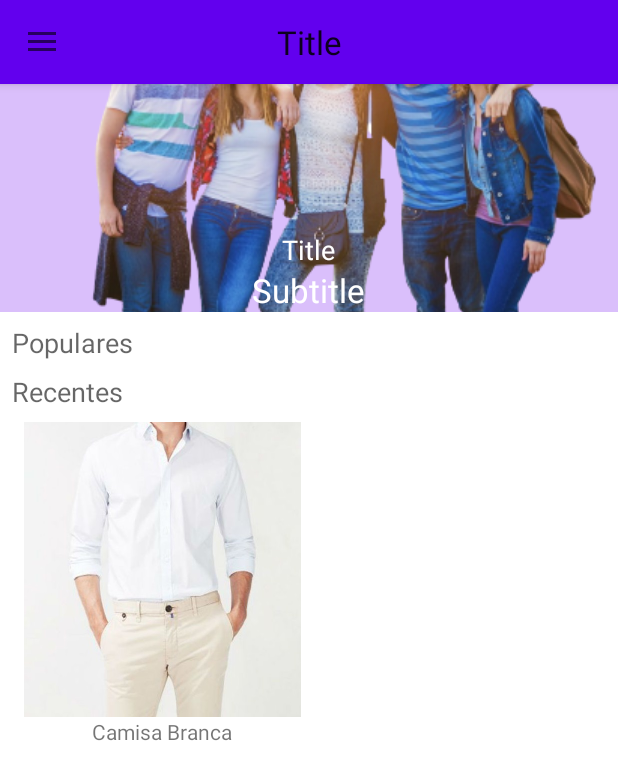
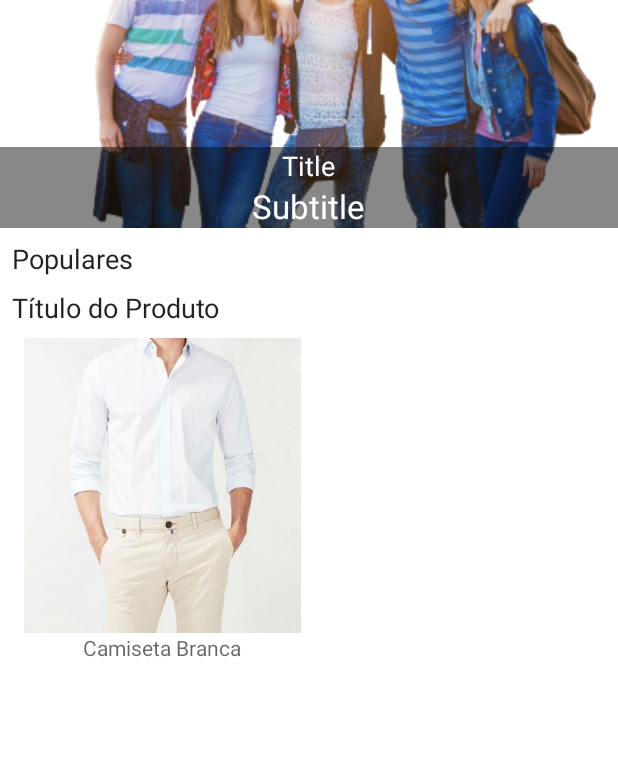
Before and after one commit to elias-ssouza/Loja-Virtual, an Android app: the screen it shows after launch (MainActivity), on a phone screen of 412 x 824 dp. Shown: the top 780 px of the screen. Run offline under Robolectric (Android 15) with nearby library versions, the phone set to English and light mode, and no system bars.

Commit message:
alteração na activity_main.xml e criação do model e adapter de categoria do produto

```diff
--- a/app/build.gradle
+++ b/app/build.gradle
@@ -39,9 +39,12 @@ dependencies {
     implementation 'androidx.core:core-ktx:1.7.0'
     implementation 'androidx.appcompat:appcompat:1.5.1'
     implementation 'com.google.android.material:material:1.6.1'
+
     implementation 'androidx.constraintlayout:constraintlayout:2.1.4'
     implementation 'androidx.navigation:navigation-fragment-ktx:2.5.2'
     implementation 'androidx.navigation:navigation-ui-ktx:2.5.2'
+    implementation 'androidx.cardview:cardview:1.0.0'
+    implementation 'androidx.recyclerview:recyclerview:1.0.0'
     testImplementation 'junit:junit:4.13.2'
     androidTestImplementation 'androidx.test.ext:junit:1.1.3'
     androidTestImplementation 'androidx.test.espresso:espresso-core:3.4.0'
--- a/app/src/main/java/com/example/lojavirtual/MainActivity.kt
+++ b/app/src/main/java/com/example/lojavirtual/MainActivity.kt
@@ -3,40 +3,17 @@ package com.example.lojavirtual
 import android.content.Intent
 import androidx.appcompat.app.AppCompatActivity
 import android.os.Bundle
-import android.view.MenuItem
-import android.widget.Toast
-import androidx.appcompat.app.ActionBarDrawerToggle
-import androidx.appcompat.widget.Toolbar
-import androidx.core.view.GravityCompat
-import androidx.drawerlayout.widget.DrawerLayout
-import androidx.navigation.Navigation
 import com.example.lojavirtual.databinding.ActivityMainBinding
-import com.google.android.material.navigation.NavigationView
 
 
-class MainActivity : AppCompatActivity(), NavigationView.OnNavigationItemSelectedListener {
+class MainActivity : AppCompatActivity() {
 
-    lateinit var toolbar: Toolbar
-    lateinit var drawerLayout: DrawerLayout
-    lateinit var navigationView: NavigationView
     private val binding by lazy { ActivityMainBinding.inflate(layoutInflater)}
 
     override fun onCreate(savedInstanceState: Bundle?) {
         super.onCreate(savedInstanceState)
         setContentView(binding.root)
         insertListeners()
-
-        toolbar = findViewById(R.id.toolbar)
-        drawerLayout = findViewById(R.id.nav_drawer_layout)
-
-        val toogle: ActionBarDrawerToggle = ActionBarDrawerToggle(this,drawerLayout, toolbar,
-                    R.string.toogle_open,R.string.toogle_close)
-        drawerLayout.addDrawerListener(toogle)
-
-        toogle.syncState()
-
-        navigationView = findViewById(R.id.nav_view)
-        navigationView.setNavigationItemSelectedListener(this)
     }
 
     private fun insertListeners (){
@@ -45,26 +22,4 @@ class MainActivity : AppCompatActivity(), NavigationView.OnNavigationItemSelecte
             startActivity(intent)
         }
     }
-
-    override fun onBackPressed(){
-        if (drawerLayout.isDrawerOpen(GravityCompat.START))
-            drawerLayout.closeDrawer(GravityCompat.START)
-        else
-            super.onBackPressed()
-    }
-
-    override fun onNavigationItemSelected(item: MenuItem): Boolean {
-
-        when (item.itemId) {
-            R.id.nav_home -> Toast.makeText(this, "Página Inicial", Toast.LENGTH_LONG).show()
-            R.id.nav_category -> Toast.makeText(this, "Categoria", Toast.LENGTH_LONG).show()
-            R.id.nav_orders -> Toast.makeText(this, "Meus Pedidos", Toast.LENGTH_LONG).show()
-            R.id.nav_cart -> Toast.makeText(this, "Meu Carrinho", Toast.LENGTH_LONG).show()
-            R.id.nav_logout -> Toast.makeText(this, "Sair", Toast.LENGTH_LONG).show()
-        }
-
-        drawerLayout.closeDrawer(GravityCompat.START)
-
-        return true
-    }
 }
--- /dev/null
+++ b/app/src/main/java/com/example/lojavirtual/model/ProductCategory.kt
@@ -0,0 +1,3 @@
+package com.example.lojavirtual.model
+
+data class ProductCategory (val id: String, val title: String)
--- a/app/src/main/res/layout/activity_main.xml
+++ b/app/src/main/res/layout/activity_main.xml
@@ -2,8 +2,8 @@
 
 <androidx.drawerlayout.widget.DrawerLayout
     xmlns:android="http://schemas.android.com/apk/res/android"
+    xmlns:tools="http://schemas.android.com/tools"
     xmlns:app="http://schemas.android.com/apk/res-auto"
-    xmlns:tools="http://schemas.android.com/tools"
     android:id="@+id/nav_drawer_layout"
     android:layout_width="match_parent"
     android:layout_height="match_parent"
@@ -13,26 +13,14 @@
         android:layout_width="match_parent"
         android:layout_height="match_parent">
 
-        <com.google.android.material.appbar.AppBarLayout
-            android:layout_width="match_parent"
-            android:layout_height="wrap_content">
-
-            <include
-                layout="@layout/menu_toolbar_layout"
-                android:layout_width="match_parent"
-                android:layout_height="?attr/actionBarSize"/>
-
-        </com.google.android.material.appbar.AppBarLayout>
-
         <androidx.core.widget.NestedScrollView
             android:layout_width="match_parent"
             android:layout_height="match_parent"
             app:layout_behavior="@string/appbar_scrolling_view_behavior">
 
-
             <LinearLayout
                 android:layout_width="match_parent"
-                android:layout_height="wrap_content"
+                android:layout_height="match_parent"
                 tools:context=".MainActivity"
                 android:orientation="vertical">
 
@@ -42,39 +30,40 @@
                     android:layout_weight="2">
 
                     <ImageView
-                        android:id="@+id/iv_slider"
+                        android:id="@+id/iv_slider_img"
                         android:layout_width="match_parent"
                         android:layout_height="wrap_content"
-                        android:adjustViewBounds="true"
+                        android:src="@drawable/main"
                         android:scaleType="centerCrop"
-                        android:src="@drawable/main"
-                        android:background="@color/purple_50" />
+                        android:adjustViewBounds="true"/>
 
                     <LinearLayout
                         android:layout_width="match_parent"
                         android:layout_height="match_parent"
-                        android:layout_alignBottom="@id/iv_slider"
+                        android:orientation="vertical"
+                        android:background="#77000000"
+                        android:layout_alignBottom="@id/iv_slider_img"
                         android:layout_centerInParent="true"
-                        android:gravity="center"
-                        android:orientation="vertical">
+                        android:gravity="center">
 
                         <TextView
-                            android:id="@+id/tv_title"
+                            android:id="@+id/tv_slider_title"
                             android:layout_width="wrap_content"
                             android:layout_height="wrap_content"
                             android:text="@string/title"
-                            android:textAppearance="@style/TextAppearance.AppCompat.Medium"
-                            android:textColor="@color/white" />
+                            android:textColor="@android:color/white"
+                            android:textAppearance="@android:style/TextAppearance.Medium"/>
 
                         <TextView
-                            android:id="@+id/tv_subtitle"
+                            android:id="@+id/tv_slider_subtitle"
                             android:layout_width="wrap_content"
                             android:layout_height="wrap_content"
                             android:text="@string/subtitle"
-                            android:textAppearance="@style/TextAppearance.AppCompat.Large"
-                            android:textColor="@color/white" />
+                            android:textColor="@android:color/white"
+                            android:textAppearance="@android:style/TextAppearance.Large"/>
 
                     </LinearLayout>
+
                 </RelativeLayout>
 
                 <LinearLayout
@@ -89,7 +78,8 @@
                         android:layout_width="match_parent"
                         android:layout_height="wrap_content"
                         android:text="@string/popular"
-                        android:textAppearance="@style/TextAppearance.AppCompat.Medium" />
+                        android:textAppearance="@android:style/TextAppearance.Medium"/>
+
                 </LinearLayout>
 
                 <LinearLayout
@@ -104,10 +94,11 @@
                     <TextView
                         android:layout_width="match_parent"
                         android:layout_height="wrap_content"
-                        android:text="@string/recent"
-                        android:textAppearance="@style/TextAppearance.AppCompat.Medium"/>
+                        android:text="@string/product_title"
+                        android:textAppearance="@android:style/TextAppearance.Medium"/>
 
                     <LinearLayout
+                        android:id="@+id/ll_product_item"
                         android:layout_width="wrap_content"
                         android:layout_height="wrap_content"
                         android:orientation="vertical"
@@ -123,14 +114,20 @@
                         <TextView
                             android:layout_width="wrap_content"
                             android:layout_height="wrap_content"
-                            android:text="Camisa Branca"/>
+                            android:text="Camiseta Branca"
+                            android:textAppearance="@android:style/TextAppearance.Small"/>
+
+                    </LinearLayout>
+
+                </LinearLayout>
+
+            </LinearLayout>
 
 
-                    </LinearLayout>
-                </LinearLayout>
-            </LinearLayout>
+        </androidx.core.widget.NestedScrollView>
 
-        </androidx.core.widget.NestedScrollView>
     </androidx.coordinatorlayout.widget.CoordinatorLayout>
 
+    <include layout="@layout/menu_navigation_view"/>
+
 </androidx.drawerlayout.widget.DrawerLayout>
--- a/app/src/main/res/values/colors.xml
+++ b/app/src/main/res/values/colors.xml
@@ -2,6 +2,7 @@
 <resources>
     <color name="purple_50">#DABFFB</color>
     <color name="purple_200">#FFBB86FC</color>
+    <color name="purple_300">#8A5FBD</color>
     <color name="purple_500">#FF6200EE</color>
     <color name="purple_700">#FF3700B3</color>
     <color name="teal_200">#FF03DAC5</color>
--- a/app/src/main/res/values/themes.xml
+++ b/app/src/main/res/values/themes.xml
@@ -1,6 +1,6 @@
 <resources xmlns:tools="http://schemas.android.com/tools">
     <!-- Base application theme. -->
-    <style name="Theme.LojaVirtual" parent="Theme.MaterialComponents.DayNight.NoActionBar">
+    <style name="Theme.LojaVirtual" parent="Theme.MaterialComponents.Light.NoActionBar">
         <!-- Primary brand color. -->
         <item name="colorPrimary">@color/purple_500</item>
         <item name="colorPrimaryVariant">@color/purple_700</item>
```
Also changed, not shown: app/src/main/java/com/example/lojavirtual/FirstFragment.kt (deleted, +0 -44 lines), app/src/main/java/com/example/lojavirtual/SecondFragment.kt (deleted, +0 -44 lines), app/src/main/java/com/example/lojavirtual/adapter/ProductCategoryAdapter.kt (added, +33 -0 lines), app/src/main/res/layout/activity_product_category.xml (+7 -5 lines), app/src/main/res/layout/fragment_first.xml (deleted, +0 -28 lines), app/src/main/res/layout/fragment_second.xml (deleted, +0 -27 lines), app/src/main/res/layout/item_product_category.xml (added, +34 -0 lines), app/src/main/res/layout/menu_navigation_view.xml (+4 -4 lines).
